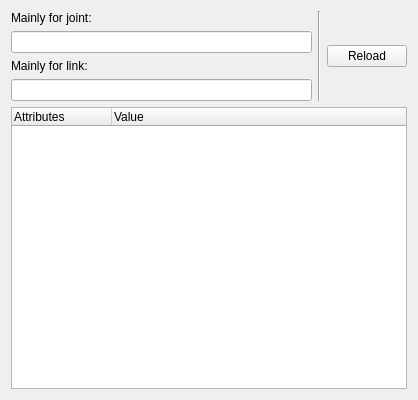
Old version of the form core/synthesis/NumberAndTypeSynthesis/Permutations.ui in the repository KmolYuan/Pyslvs-UI.
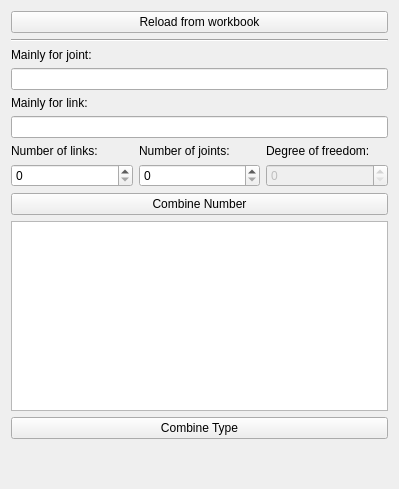
New version of the form. Icons and pictures are not drawn.

Commit message: Number synthesis function and UI adjustment.

```diff
--- a/core/synthesis/NumberAndTypeSynthesis/Permutations.ui
+++ b/core/synthesis/NumberAndTypeSynthesis/Permutations.ui
@@ -6,8 +6,8 @@
    <rect>
     <x>0</x>
     <y>0</y>
-    <width>418</width>
-    <height>400</height>
+    <width>399</width>
+    <height>489</height>
    </rect>
   </property>
   <property name="windowTitle">
@@ -19,72 +19,128 @@
   </property>
   <layout class="QVBoxLayout" name="verticalLayout_2">
    <item>
-    <layout class="QHBoxLayout" name="horizontalLayout">
+    <layout class="QVBoxLayout" name="verticalLayout">
      <item>
-      <layout class="QVBoxLayout" name="verticalLayout">
-       <item>
-        <widget class="QLabel" name="label">
-         <property name="text">
-          <string>Mainly for joint:</string>
-         </property>
-        </widget>
-       </item>
-       <item>
-        <widget class="QLineEdit" name="Representation_joint">
-         <property name="readOnly">
-          <bool>true</bool>
-         </property>
-        </widget>
-       </item>
-       <item>
-        <widget class="QLabel" name="label_2">
-         <property name="text">
-          <string>Mainly for link:</string>
-         </property>
-        </widget>
-       </item>
-       <item>
-        <widget class="QLineEdit" name="Representation_link">
-         <property name="readOnly">
-          <bool>true</bool>
-         </property>
-        </widget>
-       </item>
-      </layout>
+      <widget class="QPushButton" name="ReloadMechanism">
+       <property name="text">
+        <string>Reload from workbook</string>
+       </property>
+      </widget>
      </item>
      <item>
       <widget class="Line" name="line">
        <property name="orientation">
-        <enum>Qt::Vertical</enum>
+        <enum>Qt::Horizontal</enum>
        </property>
       </widget>
      </item>
      <item>
-      <widget class="QPushButton" name="ReloadMechanism">
+      <widget class="QLabel" name="label">
        <property name="text">
-        <string>Reload</string>
+        <string>Mainly for joint:</string>
        </property>
       </widget>
      </item>
+     <item>
+      <widget class="QLineEdit" name="Representation_joint"/>
+     </item>
+     <item>
+      <widget class="QLabel" name="label_2">
+       <property name="text">
+        <string>Mainly for link:</string>
+       </property>
+      </widget>
+     </item>
+     <item>
+      <widget class="QLineEdit" name="Representation_link"/>
+     </item>
     </layout>
    </item>
    <item>
-    <widget class="QTreeWidget" name="Representation_tree">
-     <property name="editTriggers">
-      <set>QAbstractItemView::NoEditTriggers</set>
+    <layout class="QGridLayout" name="gridLayout">
+     <item row="0" column="1">
+      <widget class="QLabel" name="label_4">
+       <property name="text">
+        <string>Number of joints:</string>
+       </property>
+      </widget>
+     </item>
+     <item row="0" column="0">
+      <widget class="QLabel" name="label_3">
+       <property name="text">
+        <string>Number of links:</string>
+       </property>
+      </widget>
+     </item>
+     <item row="1" column="0">
+      <widget class="QSpinBox" name="NL_input">
+       <property name="toolTip">
+        <string>≥3</string>
+       </property>
+      </widget>
+     </item>
+     <item row="1" column="1">
+      <widget class="QSpinBox" name="NJ_input">
+       <property name="toolTip">
+        <string>8~18</string>
+       </property>
+       <property name="maximum">
+        <number>18</number>
+       </property>
+      </widget>
+     </item>
+     <item row="0" column="2">
+      <widget class="QLabel" name="label_5">
+       <property name="text">
+        <string>Degree of freedom:</string>
+       </property>
+      </widget>
+     </item>
+     <item row="1" column="2">
+      <widget class="QSpinBox" name="DOF_input">
+       <property name="enabled">
+        <bool>false</bool>
+       </property>
+      </widget>
+     </item>
+    </layout>
+   </item>
+   <item>
+    <widget class="QPushButton" name="Combine_number">
+     <property name="text">
+      <string>Combine Number</string>
      </property>
-     <column>
-      <property name="text">
-       <string>Attributes</string>
-      </property>
-     </column>
-     <column>
-      <property name="text">
-       <string>Value</string>
-      </property>
-     </column>
+     <property name="autoDefault">
+      <bool>true</bool>
+     </property>
     </widget>
    </item>
+   <item>
+    <widget class="QListWidget" name="Representation_number"/>
+   </item>
+   <item>
+    <widget class="QPushButton" name="Combine_type">
+     <property name="text">
+      <string>Combine Type</string>
+     </property>
+     <property name="autoDefault">
+      <bool>true</bool>
+     </property>
+    </widget>
+   </item>
+   <item>
+    <spacer name="verticalSpacer">
+     <property name="orientation">
+      <enum>Qt::Vertical</enum>
+     </property>
+     <property name="sizeHint" stdset="0">
+      <size>
+       <width>20</width>
+       <height>40</height>
+      </size>
+     </property>
+    </spacer>
+   </item>
   </layout>
  </widget>
  <resources>
```
The commit also changes 2 other files.
